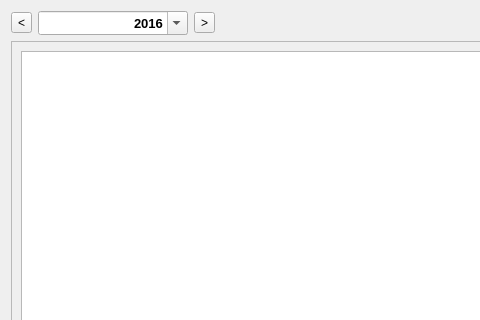
birkeh/workingHours, file cyearlyview.ui: the form before one commit; both pictures show x 0 to 480 and y 0 to 320 of the 760 by 456 pixel window.
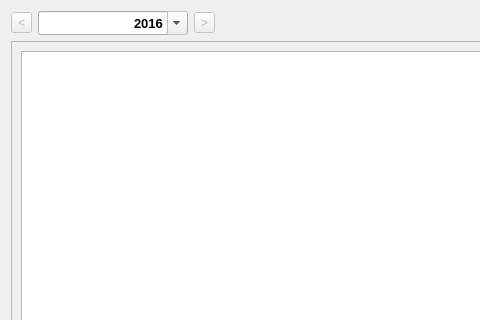
The form after the commit.

Commit message: changed font from yearly view

```diff
--- a/cyearlyview.ui
+++ b/cyearlyview.ui
@@ -20,6 +20,9 @@
       <layout class="QHBoxLayout" name="horizontalLayout">
        <item>
         <widget class="QToolButton" name="m_lpPrevYear">
+         <property name="enabled">
+          <bool>false</bool>
+         </property>
          <property name="text">
           <string>&lt;</string>
          </property>
@@ -43,6 +46,9 @@
          <property name="alignment">
           <set>Qt::AlignRight|Qt::AlignTrailing|Qt::AlignVCenter</set>
          </property>
+         <property name="readOnly">
+          <bool>true</bool>
+         </property>
          <property name="minimumDateTime">
           <datetime>
            <hour>0</hour>
@@ -66,6 +72,9 @@
        </item>
        <item>
         <widget class="QToolButton" name="m_lpNextYear">
+         <property name="enabled">
+          <bool>false</bool>
+         </property>
          <property name="text">
           <string>&gt;</string>
          </property>
```
Left out of the diff: 6 changed lines with no effect on the pictures. The commit also changes 1 other file.
